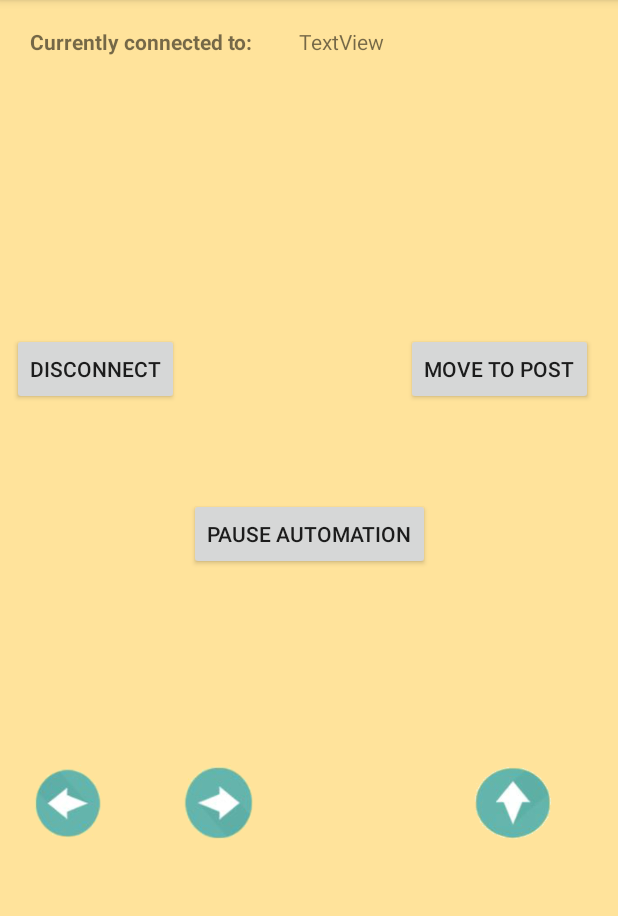
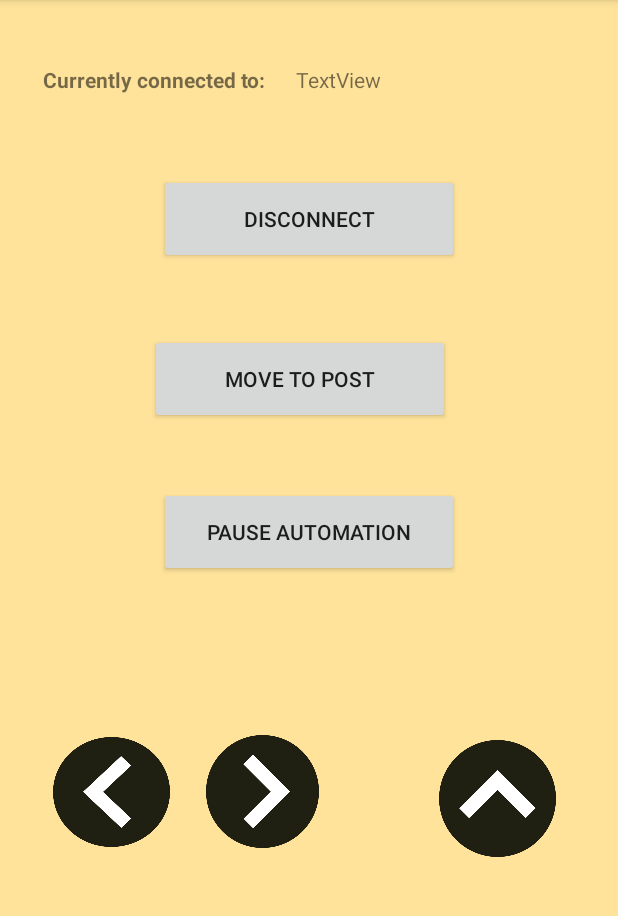
Before and after one commit to devonexus/project-payoy, an Android app: the NavigateBin screen opened directly, with no data from a screen before it, on a phone screen of 412 x 824 dp, the part 84-1000 px from its top. Run offline under Robolectric (Android 15) with nearby library versions, the phone set to English and light mode, and no system bars; our stand-ins replace Picasso; libraries missing offline, so code that uses them is left out: com.joanzapata.iconify, com.oguzdev.circularfloatingactionmenu, jp.wasabeef.picasso; plain views replace IconButton; network calls fail; pictures from the network do not load; 17 statements that could not run were skipped.

Commit message:
fix: text box and buttons alignments

```diff
--- a/app/src/main/res/layout/activity_navigate_bin.xml
+++ b/app/src/main/res/layout/activity_navigate_bin.xml
@@ -11,8 +11,8 @@
 
     <Button
         android:id="@+id/btnLeft"
-        android:layout_width="60dp"
-        android:layout_height="50dp"
+        android:layout_width="78dp"
+        android:layout_height="73dp"
 
         android:background="@drawable/navigate_left"
         android:layout_alignParentBottom="true"
@@ -25,13 +25,13 @@
         android:layout_marginTop="8dp"
         app:layout_constraintBottom_toBottomOf="parent"
         android:layout_marginBottom="8dp"
-        app:layout_constraintHorizontal_bias="0.025"
-        app:layout_constraintVertical_bias="0.736" />
+        app:layout_constraintHorizontal_bias="0.086"
+        app:layout_constraintVertical_bias="0.734" />
 
     <Button
         android:id="@+id/btnForward"
-        android:layout_width="60dp"
-        android:layout_height="50dp"
+        android:layout_width="78dp"
+        android:layout_height="78dp"
         android:background="@drawable/navigate_up"
         android:gravity="center"
         android:layout_alignBaseline="@+id/btnLeft"
@@ -46,25 +46,26 @@
         android:layout_marginTop="8dp"
         app:layout_constraintBottom_toBottomOf="parent"
         android:layout_marginBottom="8dp"
-        app:layout_constraintHorizontal_bias="0.925"
-        app:layout_constraintVertical_bias="0.736" />
+        app:layout_constraintHorizontal_bias="0.913"
+        app:layout_constraintVertical_bias="0.742" />
 
     <Button
         android:id="@+id/btnAutomationPause"
-        android:layout_width="wrap_content"
-        android:layout_height="wrap_content"
+        android:layout_width="200dp"
+        android:layout_height="60dp"
+        android:layout_alignStart="@+id/textView3"
+        android:layout_below="@+id/imageView2"
+        android:layout_marginBottom="8dp"
+        android:layout_marginLeft="8dp"
+        android:layout_marginRight="8dp"
+        android:layout_marginTop="8dp"
         android:gravity="center"
         android:text="Pause Automation"
-        android:layout_below="@+id/imageView2"
-        android:layout_alignStart="@+id/textView3"
-        android:layout_marginLeft="8dp"
+        app:layout_constraintBottom_toBottomOf="parent"
         app:layout_constraintLeft_toLeftOf="parent"
+        app:layout_constraintRight_toRightOf="parent"
         app:layout_constraintTop_toTopOf="parent"
-        android:layout_marginTop="8dp"
-        app:layout_constraintBottom_toBottomOf="parent"
-        android:layout_marginBottom="8dp"
-        android:layout_marginRight="8dp"
-        app:layout_constraintRight_toRightOf="parent" />
+        app:layout_constraintVertical_bias="0.498" />
 
     <TextView
         android:id="@+id/textView3"
@@ -84,62 +85,58 @@
         android:layout_marginBottom="8dp"
         android:layout_marginRight="8dp"
         app:layout_constraintRight_toRightOf="parent"
-        app:layout_constraintHorizontal_bias="0.0"
-        app:layout_constraintVertical_bias="0.084" />
+        app:layout_constraintHorizontal_bias="0.037"
+        app:layout_constraintVertical_bias="0.116" />
 
     <Button
         android:id="@+id/button3"
-        android:layout_width="wrap_content"
-        android:layout_height="wrap_content"
+        android:layout_width="200dp"
+        android:layout_height="60dp"
+        android:layout_alignBaseline="@+id/btnAutomationPause"
+        android:layout_alignBottom="@+id/btnAutomationPause"
+        android:layout_marginBottom="8dp"
+        android:layout_marginLeft="8dp"
+        android:layout_marginRight="8dp"
+        android:layout_marginStart="16dp"
+        android:layout_marginTop="8dp"
+        android:layout_toEndOf="@+id/btnAutomationPause"
         android:gravity="center"
         android:text="Move to Post"
-        android:layout_alignBaseline="@+id/btnAutomationPause"
-        android:layout_alignBottom="@+id/btnAutomationPause"
-        android:layout_toEndOf="@+id/btnAutomationPause"
-        android:layout_marginStart="16dp"
-        android:layout_marginRight="8dp"
+        app:layout_constraintBottom_toBottomOf="parent"
+        app:layout_constraintHorizontal_bias="0.446"
+        app:layout_constraintLeft_toLeftOf="parent"
         app:layout_constraintRight_toRightOf="parent"
         app:layout_constraintTop_toTopOf="parent"
-        android:layout_marginTop="8dp"
-        app:layout_constraintBottom_toBottomOf="parent"
-        android:layout_marginBottom="8dp"
-        android:layout_marginLeft="8dp"
-        app:layout_constraintLeft_toLeftOf="parent"
-        app:layout_constraintHorizontal_bias="0.967"
-        app:layout_constraintVertical_bias="0.355" />
+        app:layout_constraintVertical_bias="0.362" />
 
     <Button
         android:id="@+id/btnRight"
-        android:layout_width="60dp"
-        android:layout_height="50dp"
+        android:layout_width="75dp"
+        android:layout_height="75dp"
         android:background="@drawable/navigate_right"
         android:layout_alignBaseline="@+id/btnLeft"
         android:layout_alignBottom="@+id/btnLeft"
         android:layout_alignEnd="@+id/textView3"
         app:layout_constraintBaseline_toBaselineOf="@+id/btnLeft"
-        android:layout_marginRight="236dp"
-        app:layout_constraintRight_toRightOf="parent"
-        android:layout_marginLeft="8dp"
-        app:layout_constraintLeft_toLeftOf="parent"
-        app:layout_constraintHorizontal_bias="1.0" />
+        android:layout_marginLeft="24dp"
+        app:layout_constraintLeft_toRightOf="@+id/btnLeft" />
 
     <Button
         android:id="@+id/btnDisconnect"
-        android:layout_width="wrap_content"
-        android:layout_height="wrap_content"
-        android:text="@string/hint_disconnect"
+        android:layout_width="200dp"
+        android:layout_height="60dp"
         android:layout_above="@+id/btnLeft"
         android:layout_alignStart="@+id/btnLeft"
+        android:layout_marginBottom="8dp"
         android:layout_marginLeft="8dp"
+        android:layout_marginRight="8dp"
+        android:layout_marginTop="8dp"
+        android:text="@string/hint_disconnect"
+        app:layout_constraintBottom_toBottomOf="parent"
         app:layout_constraintLeft_toLeftOf="parent"
+        app:layout_constraintRight_toRightOf="parent"
         app:layout_constraintTop_toTopOf="parent"
-        android:layout_marginTop="8dp"
-        app:layout_constraintBottom_toBottomOf="parent"
-        android:layout_marginBottom="8dp"
-        android:layout_marginRight="8dp"
-        app:layout_constraintRight_toRightOf="parent"
-        app:layout_constraintHorizontal_bias="0.0"
-        app:layout_constraintVertical_bias="0.355" />
+        app:layout_constraintVertical_bias="0.219" />
 
     <TextView
         android:id="@+id/txtBinConnected"
@@ -151,11 +148,11 @@
         android:layout_marginTop="8dp"
         android:text="TextView"
         app:layout_constraintBottom_toBottomOf="parent"
-        app:layout_constraintHorizontal_bias="0.564"
+        app:layout_constraintHorizontal_bias="0.558"
         app:layout_constraintLeft_toLeftOf="parent"
         app:layout_constraintRight_toRightOf="parent"
         app:layout_constraintTop_toTopOf="parent"
-        app:layout_constraintVertical_bias="0.084" />
+        app:layout_constraintVertical_bias="0.116" />
 
 
 </android.support.constraint.ConstraintLayout >
```
Also changed, not shown: app/src/main/ic_launcher-web.png, app/src/main/res/drawable/basurajuan_logo.png, app/src/main/res/drawable/navigate_left.png, app/src/main/res/drawable/navigate_right.png, app/src/main/res/drawable/navigate_up.png, app/src/main/res/mipmap-hdpi/ic_launcher.png, app/src/main/res/mipmap-mdpi/ic_launcher.png, app/src/main/res/mipmap-xhdpi/ic_launcher.png, app/src/main/res/mipmap-xxhdpi/ic_launcher.png, app/src/main/res/mipmap-xxxhdpi/ic_launcher.png.
